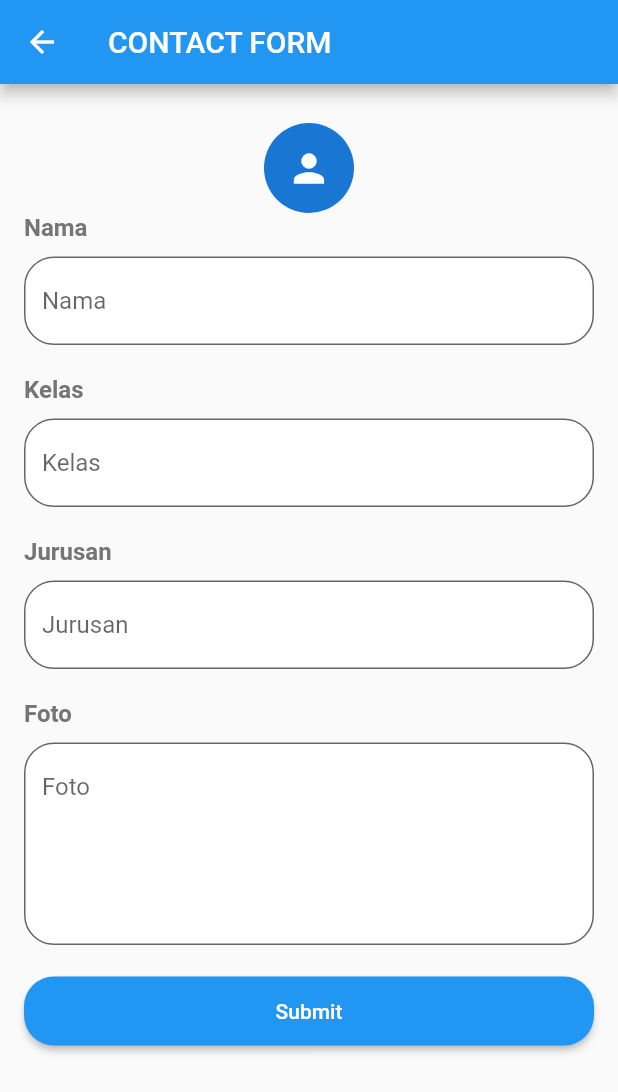
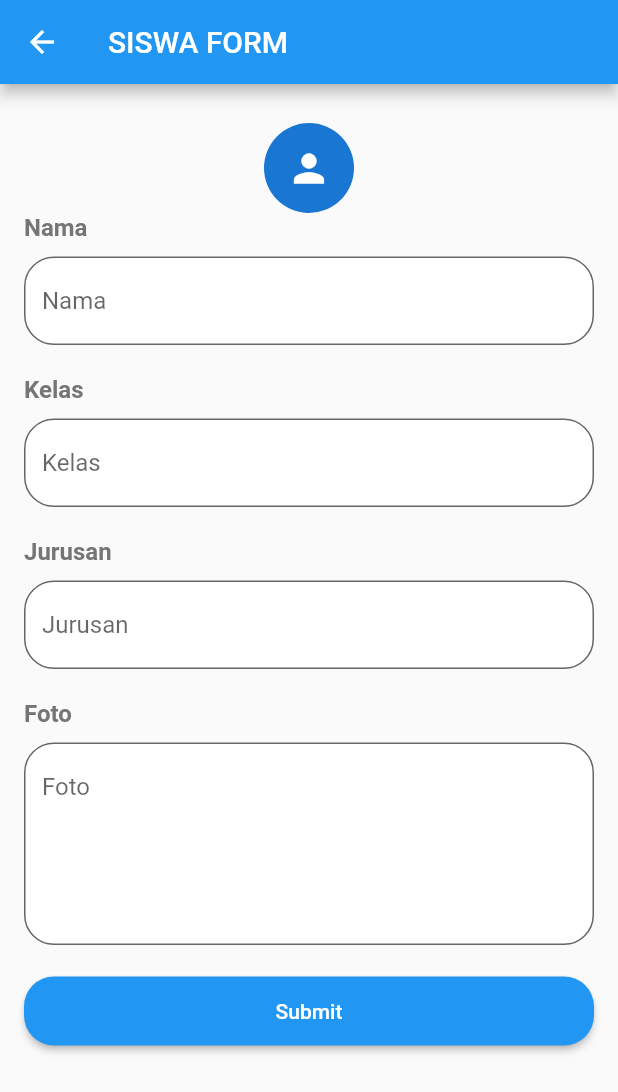
Before and after one commit to eicheich/flutter1102, a Flutter app: the FormPage screen opened directly, on a phone screen of 412 x 824 dp. Shown: the top 1092 px of the screen. Run offline on Flutter 3.47's test engine with Material 2 defaults, Android fonts, the light colour scheme and no system bars; our stand-ins replace cloud_firestore, firebase_core; accounts and stored records are empty.

Commit message:
add: [MW] Form CRUD firebase

```diff
--- a/lib/form.dart
+++ b/lib/form.dart
@@ -71,7 +71,7 @@ class _FormPageState extends State<FormPage> {
   Widget build(BuildContext context) {
     return Scaffold(
         appBar: AppBar(
-          title: Text("CONTACT FORM"),
+          title: Text("SISWA FORM"),
           actions: [
             //if have data show delete button
             widget.id != null
--- a/lib/main.dart
+++ b/lib/main.dart
@@ -42,7 +42,7 @@
       appBar: AppBar(
         //make appbar with icon
           title: Center(
-            child: Text("CONTACT APP"),
+            child: Text("DATA SISWA"),
           )
       ),
       body: FutureBuilder<QuerySnapshot>(
@@ -72,7 +72,13 @@
 
                     ),
                     title: Text(alldata[index]['nama'], style: TextStyle(fontSize: 20)),
-                    subtitle: Text(alldata[index]['kelas'], style: TextStyle(fontSize: 16)),
+                    subtitle: Row(
+                      children: [
+                        Text(alldata[index]['kelas'], style: TextStyle(fontSize: 15)),
+                        Text(" ", style: TextStyle(fontSize: 15)),
+                        Text(alldata[index]['jurusan'], style: TextStyle(fontSize: 15)),
+                      ],
+                    ),
                     trailing: IconButton(
                         onPressed: () {
                           Navigator.push(
```
